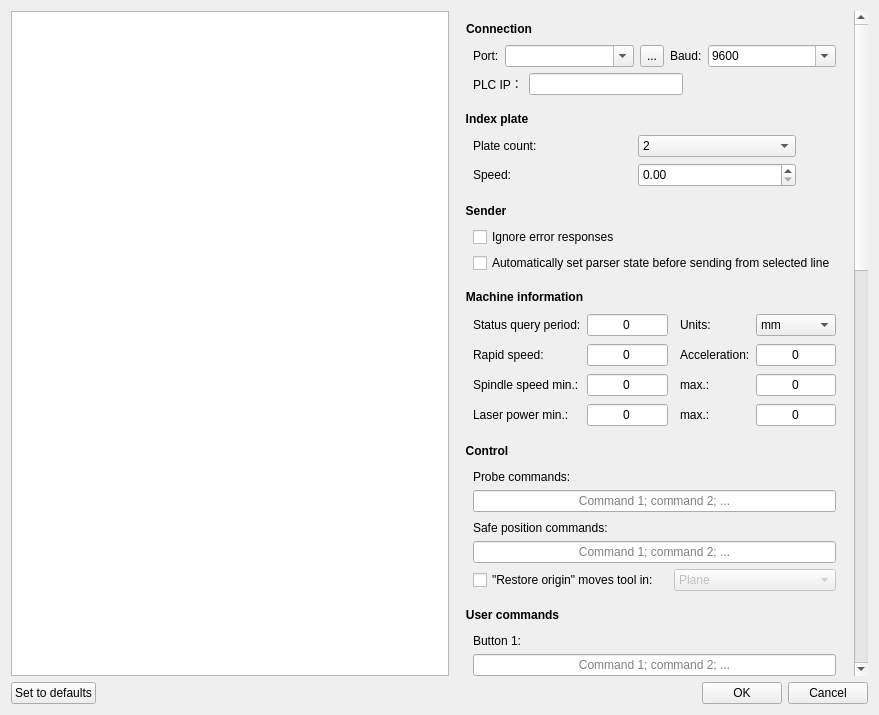
jeedyang/Candle, file src/frmsettings.ui: the form before one commit.
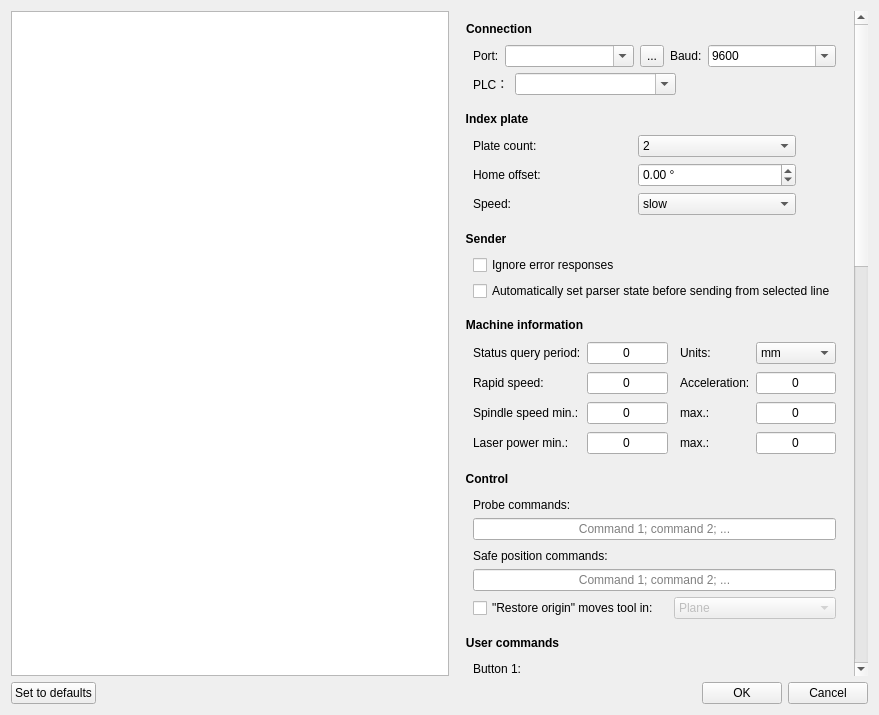
The form after the commit. Icons and pictures are not drawn. Custom widgets are drawn as their Qt base class.

```diff
--- a/src/frmsettings.ui
+++ b/src/frmsettings.ui
@@ -72,8 +72,8 @@
          <rect>
           <x>0</x>
           <y>0</y>
-          <width>443</width>
-          <height>1619</height>
+          <width>445</width>
+          <height>1734</height>
          </rect>
         </property>
         <layout class="QVBoxLayout" name="verticalLayout_4">
@@ -173,12 +173,22 @@
               <item>
                <widget class="QLabel" name="label_8">
                 <property name="text">
-                 <string>PLC IP：</string>
+                 <string>PLC：</string>
                 </property>
                </widget>
               </item>
               <item>
-               <widget class="QLineEdit" name="txtPlcIp"/>
+               <widget class="QComboBox" name="cboPortPlc">
+                <property name="sizePolicy">
+                 <sizepolicy hsizetype="MinimumExpanding" vsizetype="Fixed">
+                  <horstretch>0</horstretch>
+                  <verstretch>0</verstretch>
+                 </sizepolicy>
+                </property>
+                <property name="editable">
+                 <bool>true</bool>
+                </property>
+               </widget>
               </item>
               <item>
                <spacer name="horizontalSpacer_7">
@@ -227,16 +237,6 @@
               </property>
              </widget>
             </item>
-            <item row="1" column="1">
-             <widget class="QDoubleSpinBox" name="txtIdxPlateSpeed"/>
-            </item>
-            <item row="1" column="0">
-             <widget class="QLabel" name="label_40">
-              <property name="text">
-               <string>Speed:</string>
-              </property>
-             </widget>
-            </item>
             <item row="0" column="1">
              <widget class="QComboBox" name="cboPlateCnt">
               <item>
@@ -256,6 +256,55 @@
               </item>
              </widget>
             </item>
+            <item row="2" column="0">
+             <widget class="QLabel" name="label_40">
+              <property name="text">
+               <string>Speed:</string>
+              </property>
+             </widget>
+            </item>
+            <item row="1" column="0">
+             <widget class="QLabel" name="label_41">
+              <property name="text">
+               <string>Home offset:</string>
+              </property>
+             </widget>
+            </item>
+            <item row="1" column="1">
+             <widget class="QDoubleSpinBox" name="txtIdxPlateHomeOffset">
+              <property name="suffix">
+               <string> °</string>
+              </property>
+              <property name="minimum">
+               <double>-360.000000000000000</double>
+              </property>
+              <property name="maximum">
+               <double>360.000000000000000</double>
+              </property>
+              <property name="singleStep">
+               <double>0.100000000000000</double>
+              </property>
+             </widget>
+            </item>
+            <item row="2" column="1">
+             <widget class="QComboBox" name="cboPlateSpeed">
+              <item>
+               <property name="text">
+                <string>slow</string>
+               </property>
+              </item>
+              <item>
+               <property name="text">
+                <string>normal</string>
+               </property>
+              </item>
+              <item>
+               <property name="text">
+                <string>fast</string>
+               </property>
+              </item>
+             </widget>
+            </item>
            </layout>
           </widget>
          </item>
```
